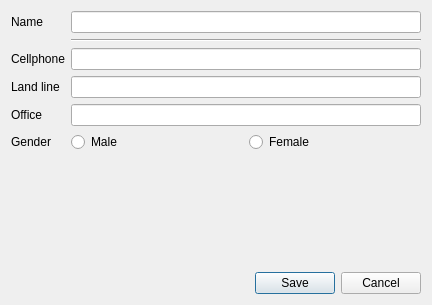
This is src/tools/customwidgets/models/phonebookedit_base.ui in AlekSi/Jabbin as Qt 5 draws it before an edit. The edited form follows.
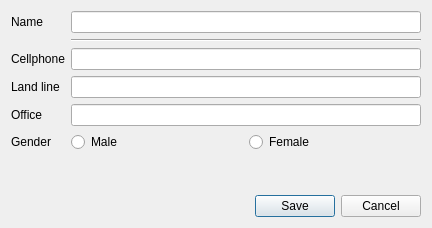
This is the edited form.

```diff
--- a/src/tools/customwidgets/models/phonebookedit_base.ui
+++ b/src/tools/customwidgets/models/phonebookedit_base.ui
@@ -6,7 +6,7 @@
     <x>0</x>
     <y>0</y>
     <width>432</width>
-    <height>305</height>
+    <height>228</height>
    </rect>
   </property>
   <property name="windowTitle" >
```
Left out of the diff: 45 changed lines with no effect on the pictures.
